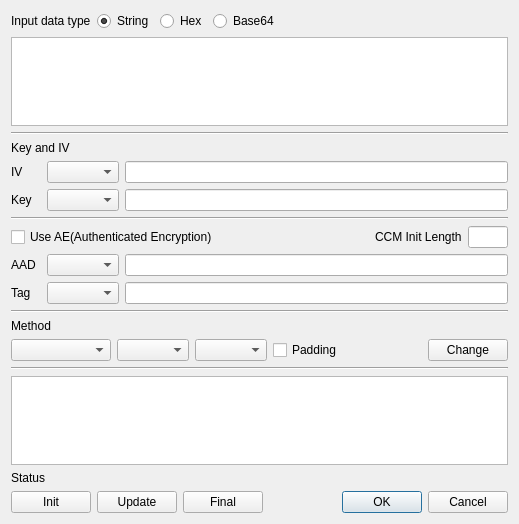
jykim74/BerEditor, file BerViewer/enc_dec_dlg.ui: the form before one commit.
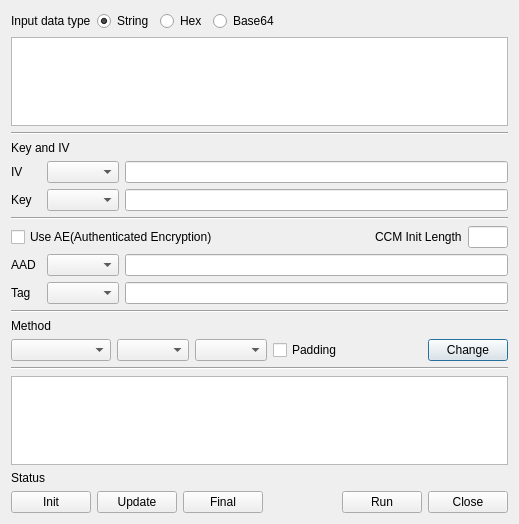
The form after the commit.

The edit to the form file:
```diff
--- a/BerViewer/enc_dec_dlg.ui
+++ b/BerViewer/enc_dec_dlg.ui
@@ -326,12 +326,16 @@
       </spacer>
      </item>
      <item>
-      <widget class="QDialogButtonBox" name="buttonBox">
-       <property name="orientation">
-        <enum>Qt::Horizontal</enum>
+      <widget class="QPushButton" name="mRunBtn">
+       <property name="text">
+        <string>Run</string>
        </property>
-       <property name="standardButtons">
-        <set>QDialogButtonBox::Cancel|QDialogButtonBox::Ok</set>
+      </widget>
+     </item>
+     <item>
+      <widget class="QPushButton" name="mCloseBtn">
+       <property name="text">
+        <string>Close</string>
        </property>
       </widget>
      </item>
```
Left out of the diff: 35 changed lines with no effect on the pictures.
